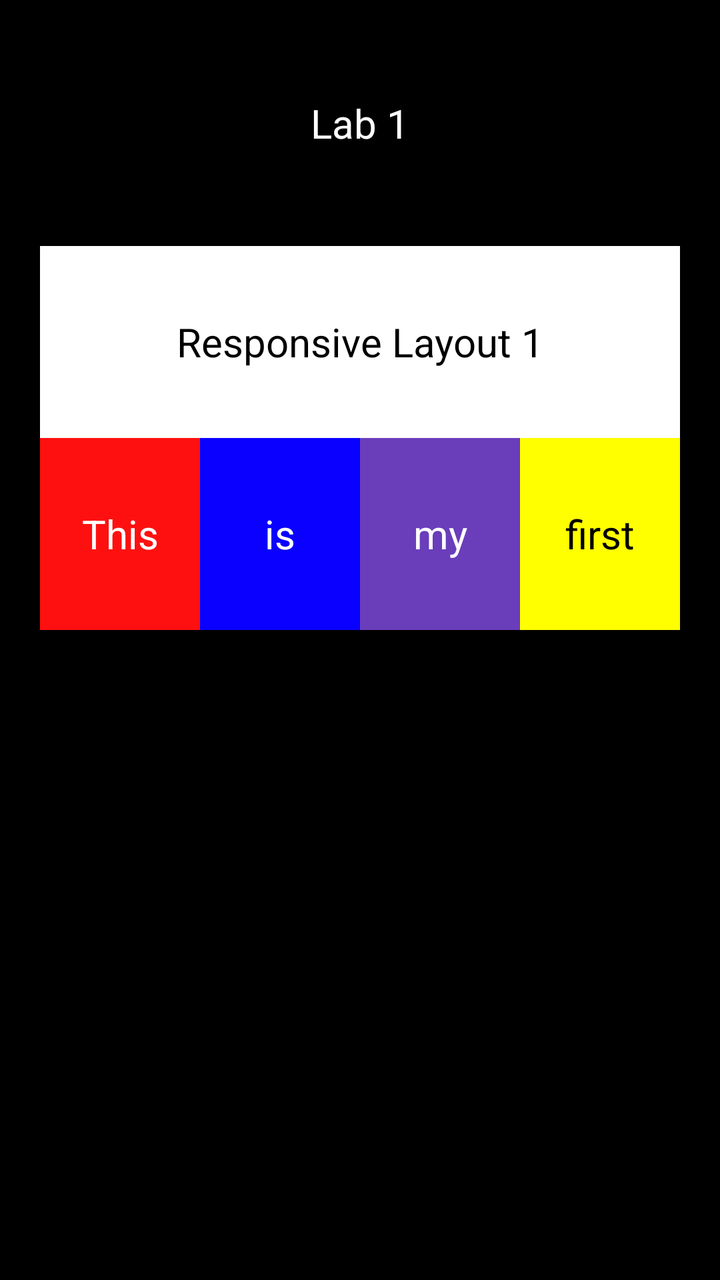
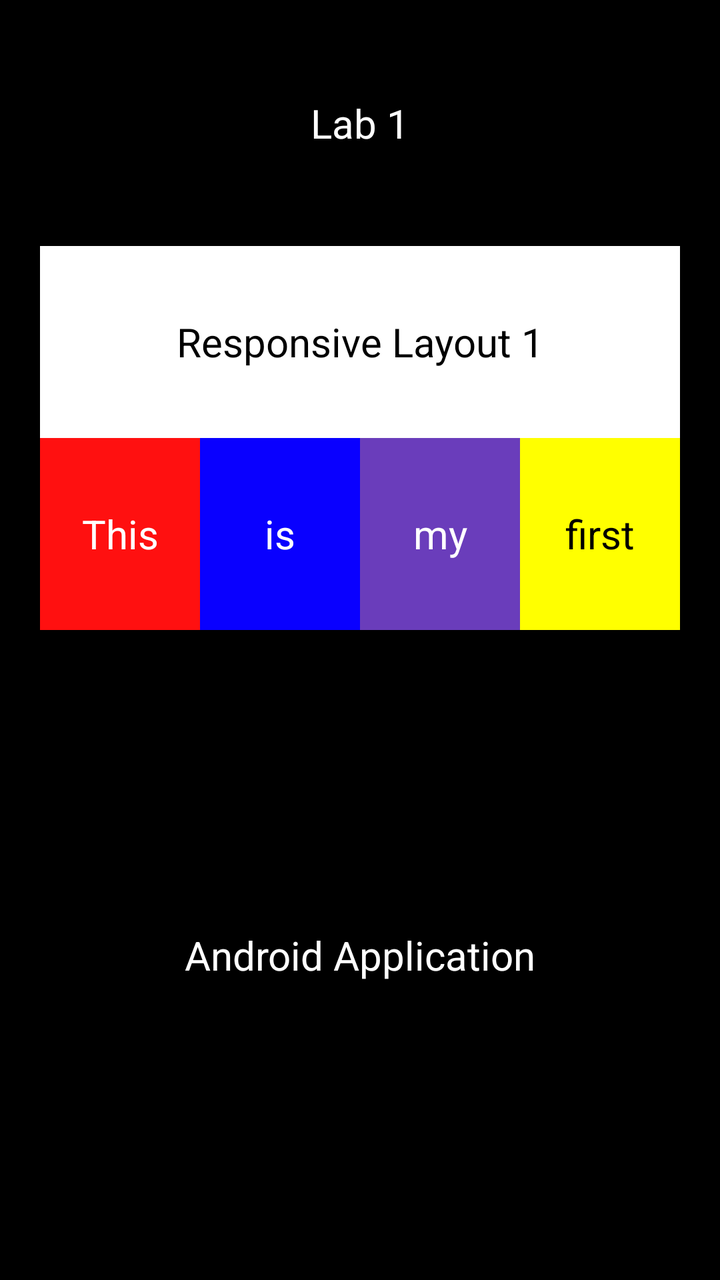

The first picture is an Android layout as it rendered before a commit; the second is the same layout after the commit. The layout source and the unified diff follow.
<!-- AndroidManifest.xml: application theme Theme.Part2 -->
<!-- res/layout/activity_main.xml -->
<?xml version="1.0" encoding="utf-8"?>
<androidx.constraintlayout.widget.ConstraintLayout xmlns:android="http://schemas.android.com/apk/res/android"
    xmlns:app="http://schemas.android.com/apk/res-auto"
    xmlns:tools="http://schemas.android.com/tools"
    android:id="@+id/main"
    android:layout_width="match_parent"
    android:layout_height="match_parent"
    android:background="@android:color/black"
    tools:context=".MainActivity">

    <TextView
        android:id="@+id/labTitle"
        android:layout_width="match_parent"
        android:layout_height="wrap_content"
        android:gravity="center"
        android:paddingTop="48dp"
        android:paddingBottom="48dp"
        android:text="Lab 1"
        android:textColor="@android:color/white"
        android:textSize="20sp"
        app:layout_constraintEnd_toEndOf="parent"
        app:layout_constraintStart_toStartOf="parent"
        app:layout_constraintTop_toTopOf="parent" />

    <TextView
        android:id="@+id/responsiveTitle"
        android:layout_width="0dp"
        android:layout_height="96dp"
        android:layout_marginStart="20dp"
        android:layout_marginEnd="20dp"
        android:background="@android:color/white"
        android:gravity="center"
        android:text="Responsive Layout 1"
        android:textColor="@android:color/black"
        android:textSize="20sp"
        app:layout_constraintEnd_toEndOf="parent"
        app:layout_constraintStart_toStartOf="parent"
        app:layout_constraintTop_toBottomOf="@id/labTitle" />

    <androidx.constraintlayout.widget.ConstraintLayout
        android:id="@+id/colorRow"
        android:layout_width="0dp"
        android:layout_height="96dp"
        android:layout_marginStart="20dp"
        android:layout_marginEnd="20dp"
        app:layout_constraintEnd_toEndOf="parent"
        app:layout_constraintStart_toStartOf="parent"
        app:layout_constraintTop_toBottomOf="@id/responsiveTitle">

        <TextView
            android:id="@+id/thisText"
            android:layout_width="0dp"
            android:layout_height="0dp"
            android:background="#FF1010"
            android:gravity="center"
            android:text="This"
            android:textColor="@android:color/white"
            android:textSize="20sp"
            app:layout_constraintBottom_toBottomOf="parent"
            app:layout_constraintEnd_toStartOf="@id/isText"
            app:layout_constraintHorizontal_chainStyle="spread"
            app:layout_constraintStart_toStartOf="parent"
            app:layout_constraintTop_toTopOf="parent" />

        <TextView
            android:id="@+id/isText"
            android:layout_width="0dp"
            android:layout_height="0dp"
            android:background="#0900FF"
            android:gravity="center"
            android:text="is"
            android:textColor="@android:color/white"
            android:textSize="20sp"
            app:layout_constraintBottom_toBottomOf="parent"
            app:layout_constraintEnd_toStartOf="@id/myText"
            app:layout_constraintStart_toEndOf="@id/thisText"
            app:layout_constraintTop_toTopOf="parent" />

        <TextView
            android:id="@+id/myText"
            android:layout_width="0dp"
            android:layout_height="0dp"
            android:background="#6A3DBB"
            android:gravity="center"
            android:text="my"
            android:textColor="@android:color/white"
            android:textSize="20sp"
            app:layout_constraintBottom_toBottomOf="parent"
            app:layout_constraintEnd_toStartOf="@id/firstText"
            app:layout_constraintStart_toEndOf="@id/isText"
            app:layout_constraintTop_toTopOf="parent" />

        <TextView
            android:id="@+id/firstText"
            android:layout_width="0dp"
            android:layout_height="0dp"
            android:background="#FFFF00"
            android:gravity="center"
            android:text="first"
            android:textColor="@android:color/black"
            android:textSize="20sp"
            app:layout_constraintBottom_toBottomOf="parent"
            app:layout_constraintEnd_toEndOf="parent"
            app:layout_constraintStart_toEndOf="@id/myText"
            app:layout_constraintTop_toTopOf="parent" />
    </androidx.constraintlayout.widget.ConstraintLayout>

</androidx.constraintlayout.widget.ConstraintLayout>
<!-- resources referenced by this layout -->
<resources>
  <style name="Theme.Part2" parent="Base.Theme.Part2" />
  <style name="Base.Theme.Part2" parent="Theme.Material3.DayNight.NoActionBar">
          
          
      </style>
</resources>

<!-- the commit's change to res/layout/activity_main.xml (unified diff, before → after) -->
@@ -105,4 +105,17 @@
             app:layout_constraintTop_toTopOf="parent" />
     </androidx.constraintlayout.widget.ConstraintLayout>
 
+    <TextView
+        android:id="@+id/applicationText"
+        android:layout_width="0dp"
+        android:layout_height="0dp"
+        android:gravity="center"
+        android:text="Android Application"
+        android:textColor="@android:color/white"
+        android:textSize="20sp"
+        app:layout_constraintBottom_toBottomOf="parent"
+        app:layout_constraintEnd_toEndOf="parent"
+        app:layout_constraintStart_toStartOf="parent"
+        app:layout_constraintTop_toBottomOf="@id/colorRow" />
+
 </androidx.constraintlayout.widget.ConstraintLayout>
